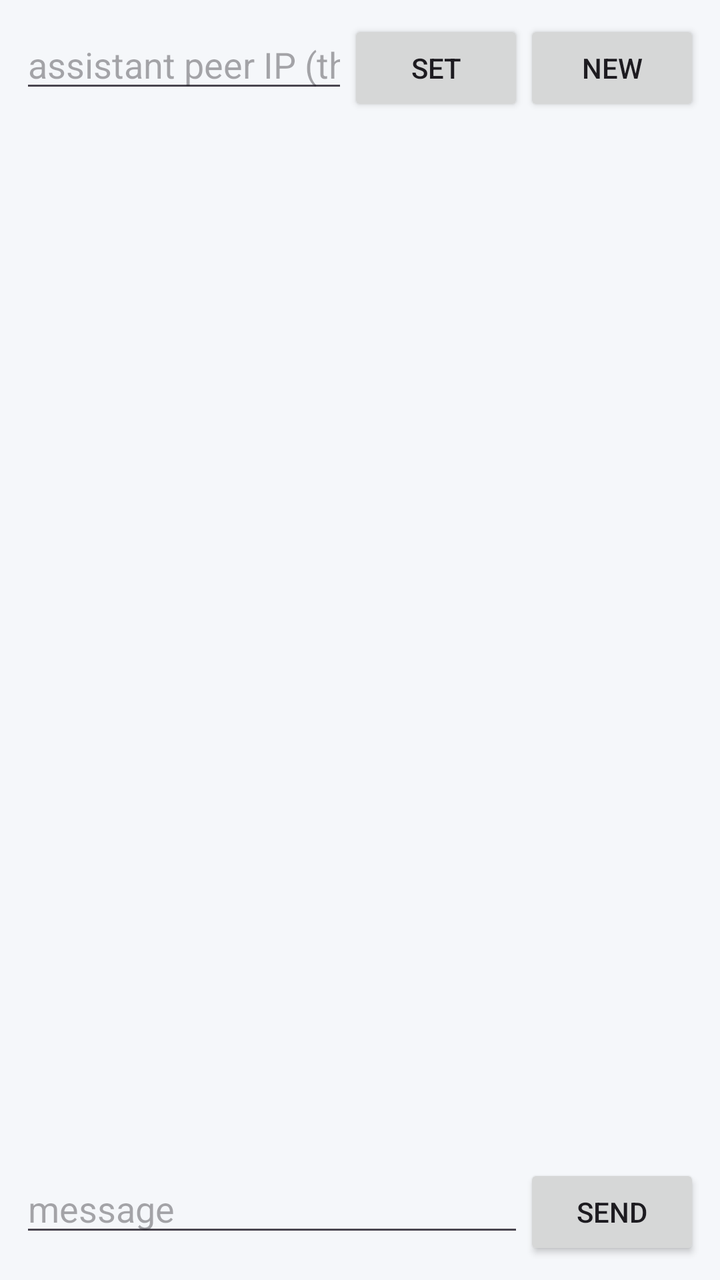
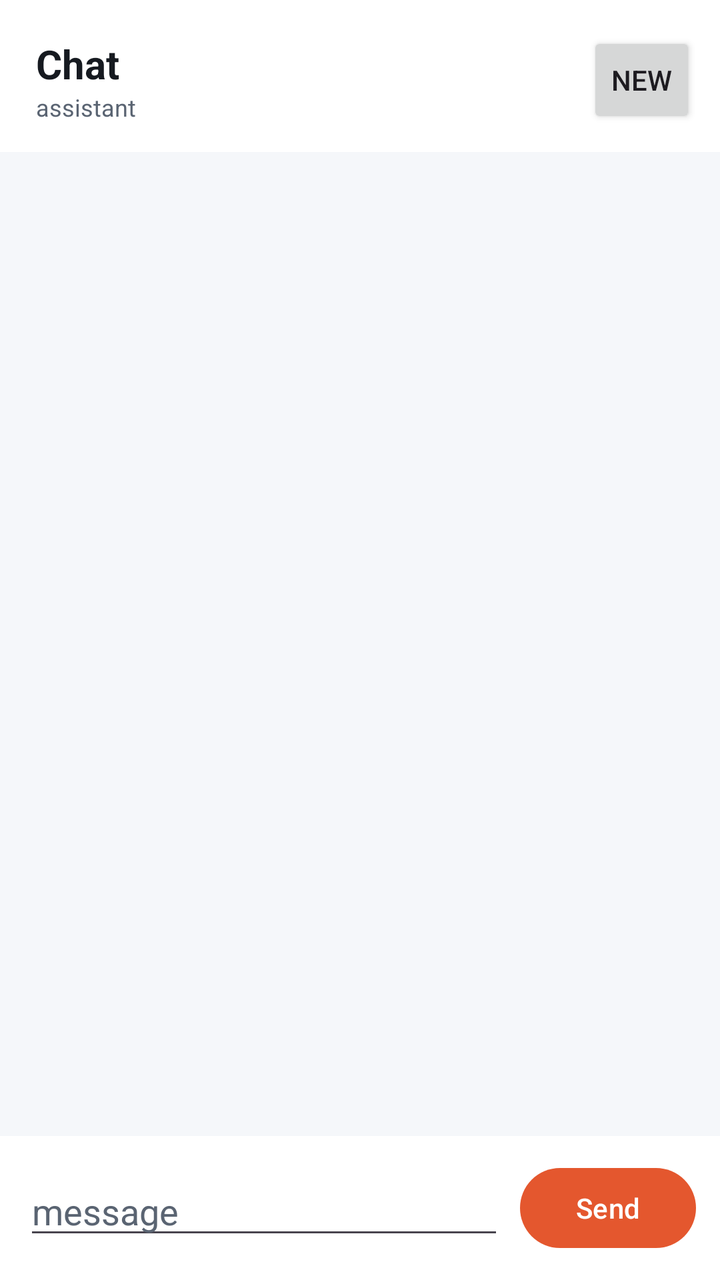

Screens rendered from an Android XML layout before and after an edit, with the pre-edit source and the edit as a unified diff.
<!-- AndroidManifest.xml: application theme Theme.Csync -->
<!-- res/layout/page_chat.xml -->
<?xml version="1.0" encoding="utf-8"?>
<LinearLayout xmlns:android="http://schemas.android.com/apk/res/android"
    android:layout_width="match_parent"
    android:layout_height="match_parent"
    android:orientation="vertical"
    android:padding="10dp">

    <LinearLayout
        android:layout_width="match_parent"
        android:layout_height="wrap_content"
        android:orientation="horizontal">

        <EditText
            android:id="@+id/chat_assist_ip"
            android:layout_width="0dp"
            android:layout_height="wrap_content"
            android:layout_weight="1"
            android:hint="assistant peer IP (the Pi)"
            android:inputType="text"/>

        <Button
            android:id="@+id/chat_assist_save"
            android:layout_width="wrap_content"
            android:layout_height="wrap_content"
            android:text="Set"/>

        <Button
            android:id="@+id/chat_reset"
            android:layout_width="wrap_content"
            android:layout_height="wrap_content"
            android:text="New"/>
    </LinearLayout>

    <ScrollView
        android:id="@+id/chat_scroll"
        android:layout_width="match_parent"
        android:layout_height="0dp"
        android:layout_weight="1">

        <LinearLayout
            android:id="@+id/chat_list"
            android:layout_width="match_parent"
            android:layout_height="wrap_content"
            android:orientation="vertical"
            android:paddingTop="8dp"
            android:paddingBottom="8dp"/>
    </ScrollView>

    <LinearLayout
        android:layout_width="match_parent"
        android:layout_height="wrap_content"
        android:orientation="horizontal">

        <EditText
            android:id="@+id/chat_input"
            android:layout_width="0dp"
            android:layout_height="wrap_content"
            android:layout_weight="1"
            android:hint="message"
            android:inputType="textMultiLine|textCapSentences"
            android:maxLines="4"/>

        <Button
            android:id="@+id/chat_send"
            android:layout_width="wrap_content"
            android:layout_height="wrap_content"
            android:text="Send"/>
    </LinearLayout>
</LinearLayout>
<!-- resources referenced by this layout -->
<resources>
  <style name="Theme.Csync" parent="Theme.Material3.DayNight.NoActionBar">
          <item name="colorPrimary">@color/coral</item>
          <item name="colorOnPrimary">@color/onAccent</item>
          <item name="android:colorBackground">@color/bg</item>
          <item name="colorSurface">@color/surface</item>
          <item name="colorOnSurface">@color/text</item>
          <item name="colorOnBackground">@color/text</item>
          <item name="android:statusBarColor">@color/bg</item>
          <item name="android:navigationBarColor">@color/surface</item>
          <item name="android:windowLightStatusBar" tools:targetApi="m">true</item>
      </style>
  <color name="coral">#E4572E</color>
  <color name="onAccent">#FFFFFF</color>
  <color name="bg">#F5F7FA</color>
  <color name="surface">#FFFFFF</color>
  <color name="text">#161A20</color>
</resources>

<!-- the commit's change to res/layout/page_chat.xml (unified diff, before → after) -->
@@ -1,56 +1,56 @@
 <?xml version="1.0" encoding="utf-8"?>
 <LinearLayout xmlns:android="http://schemas.android.com/apk/res/android"
+    xmlns:app="http://schemas.android.com/apk/res-auto"
     android:layout_width="match_parent"
     android:layout_height="match_parent"
     android:orientation="vertical"
-    android:padding="10dp">
+    android:background="@color/bg">
 
+    
     <LinearLayout
         android:layout_width="match_parent"
         android:layout_height="wrap_content"
-        android:orientation="horizontal">
-
-        <EditText
-            android:id="@+id/chat_assist_ip"
-            android:layout_width="0dp"
-            android:layout_height="wrap_content"
-            android:layout_weight="1"
-            android:hint="assistant peer IP (the Pi)"
-            android:inputType="text"/>
-
-        <Button
-            android:id="@+id/chat_assist_save"
-            android:layout_width="wrap_content"
-            android:layout_height="wrap_content"
-            android:text="Set"/>
-
-        <Button
-            android:id="@+id/chat_reset"
-            android:layout_width="wrap_content"
-            android:layout_height="wrap_content"
-            android:text="New"/>
+        android:orientation="horizontal"
+        android:gravity="center_vertical"
+        android:paddingLeft="18dp" android:paddingRight="12dp"
+        android:paddingTop="16dp" android:paddingBottom="12dp"
+        android:background="@color/surface">
+        <LinearLayout android:layout_width="0dp" android:layout_weight="1" android:layout_height="wrap_content"
+            android:orientation="vertical">
+            <TextView android:layout_width="wrap_content" android:layout_height="wrap_content"
+                android:text="Chat" android:textSize="20sp" android:textStyle="bold" android:textColor="@color/text"/>
+            <TextView android:id="@+id/chat_subtitle"
+                android:layout_width="wrap_content" android:layout_height="wrap_content"
+                android:text="assistant" android:textSize="12sp" android:textColor="@color/dim"/>
+        </LinearLayout>
+        <Button android:id="@+id/chat_reset" style="?android:attr/buttonStyleSmall"
+            android:layout_width="wrap_content" android:layout_height="wrap_content" android:text="New"/>
     </LinearLayout>
 
     <ScrollView
         android:id="@+id/chat_scroll"
         android:layout_width="match_parent"
         android:layout_height="0dp"
-        android:layout_weight="1">
+        android:layout_weight="1"
+        android:padding="14dp">
 
         <LinearLayout
             android:id="@+id/chat_list"
             android:layout_width="match_parent"
             android:layout_height="wrap_content"
             android:orientation="vertical"
-            android:paddingTop="8dp"
+            android:paddingTop="4dp"
             android:paddingBottom="8dp"/>
     </ScrollView>
 
+    
     <LinearLayout
         android:layout_width="match_parent"
         android:layout_height="wrap_content"
-        android:orientation="horizontal">
-
+        android:orientation="horizontal"
+        android:gravity="center_vertical"
+        android:padding="12dp"
+        android:background="@color/surface">
         <EditText
             android:id="@+id/chat_input"
             android:layout_width="0dp"
@@ -58,12 +58,14 @@
             android:layout_weight="1"
             android:hint="message"
             android:inputType="textMultiLine|textCapSentences"
-            android:maxLines="4"/>
-
-        <Button
+            android:maxLines="4"
+            android:textColor="@color/text"
+            android:textColorHint="@color/dim"/>
+        <com.google.android.material.button.MaterialButton
             android:id="@+id/chat_send"
             android:layout_width="wrap_content"
             android:layout_height="wrap_content"
+            android:layout_marginStart="8dp"
             android:text="Send"/>
     </LinearLayout>
 </LinearLayout>
<!-- resource entries referenced after the edit -->
@@ -1,5 +1,9 @@
 <!-- resources referenced by this layout -->
 <resources>
+  <color name="bg">#F5F7FA</color>
+  <color name="dim">#5A6472</color>
+  <color name="surface">#FFFFFF</color>
+  <color name="text">#161A20</color>
   <style name="Theme.Csync" parent="Theme.Material3.DayNight.NoActionBar">
           <item name="colorPrimary">@color/coral</item>
           <item name="colorOnPrimary">@color/onAccent</item>
@@ -13,8 +17,5 @@
       </style>
   <color name="coral">#E4572E</color>
   <color name="onAccent">#FFFFFF</color>
-  <color name="bg">#F5F7FA</color>
-  <color name="surface">#FFFFFF</color>
-  <color name="text">#161A20</color>
 </resources>
 
